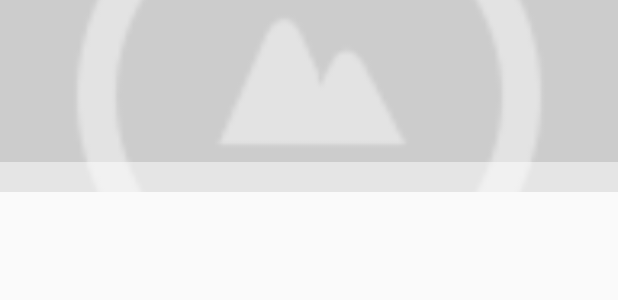
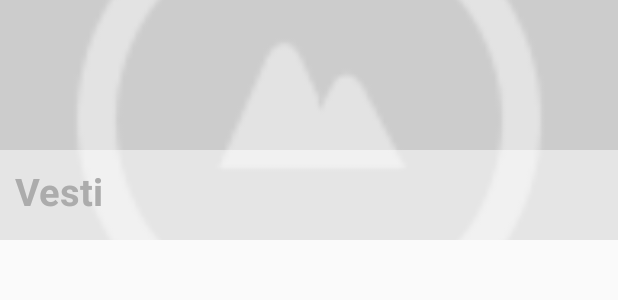
Before and after one commit to FonisVesti/FonisVesti, an Android app: the layout first_list_item.xml on its own in the app's theme, with its tools: preview values and no code run, on a phone screen of 412 x 824 dp. Shown: the top 300 px of the screen. Run offline under Robolectric (Android 15) with nearby library versions, the phone set to English and light mode, and no system bars; plain views replace PercentFrameLayout.

Commit message:
Added first item in listview

```diff
--- a/app/src/main/java/com/vesti/fonis/fonisvesti/VestiDownloaderService.java
+++ b/app/src/main/java/com/vesti/fonis/fonisvesti/VestiDownloaderService.java
@@ -60,6 +60,7 @@ public class VestiDownloaderService extends IntentService {
             // TODO - list of news is now only in memory.. cache it later
             String tekstJSON = procitajVesti(url);
             napraviVesti(tekstJSON);
+            Vesti.demoNews();
         }
         for (int i = 0; i < Vesti.vestiLista.size(); i++) {
             Log.d(Util.TAG, "Vest " + i + ":" + Vesti.vestiLista.get(i).toString());
--- a/app/src/main/res/layout/first_list_item.xml
+++ b/app/src/main/res/layout/first_list_item.xml
@@ -8,25 +8,25 @@
     <ImageView
         android:id="@+id/imNewsImage"
         android:layout_width="fill_parent"
-        android:layout_height="wrap_content"
+        android:layout_height="160dp"
         android:scaleType="centerCrop"
         android:src="@drawable/empty_photo"
-        app:layout_heightPercent="30%"
+
         android:visibility="visible" />
 
     <TextView
         android:id="@+id/tvData"
         android:layout_width="fill_parent"
-        android:layout_height="20dp"
+        android:layout_height="60dp"
         android:padding="10dip"
         android:textAlignment="inherit"
         android:textColor="#acacac"
-        android:textSize="30dp"
+        android:textSize="25dp"
         android:textStyle="bold"
         android:layout_gravity="bottom"
         android:background="#7affffff"
         android:text="Vesti"
-        app:layout_heightPercent="10%"
+
         />
 
 </android.support.percent.PercentFrameLayout>
```
Also changed, not shown: app/src/main/java/com/vesti/fonis/fonisvesti/Vesti.java (+9 -0 lines), app/src/main/java/com/vesti/fonis/fonisvesti/adapter/ListViewAdapter.java (+12 -7 lines).
